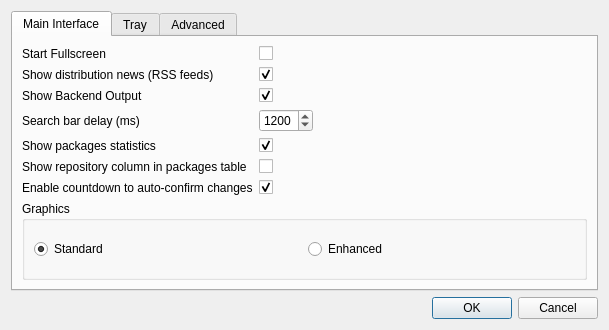
First picture: the form in Qt/AppSet-Qt/options.ui, repository svn2github/appset, before the edit.
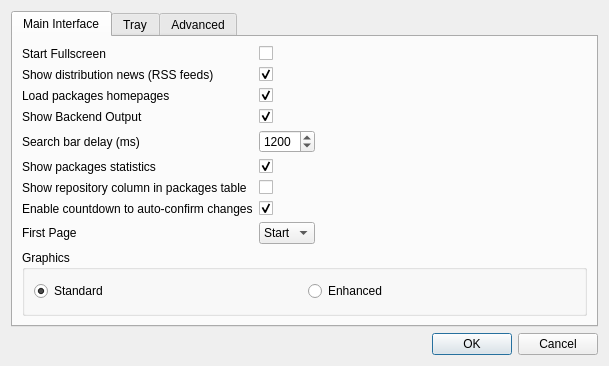
Second picture: the form after the edit. Icons and pictures are not drawn.

Commit message: Option to load homepages & option to select the first page

The edit to the form file:
```diff
--- a/Qt/AppSet-Qt/options.ui
+++ b/Qt/AppSet-Qt/options.ui
@@ -7,7 +7,7 @@
     <x>0</x>
     <y>0</y>
     <width>609</width>
-    <height>330</height>
+    <height>366</height>
    </rect>
   </property>
   <property name="sizePolicy">
@@ -55,14 +55,14 @@
              </property>
             </widget>
            </item>
-           <item row="2" column="0">
+           <item row="3" column="0">
             <widget class="QLabel" name="label_6">
              <property name="text">
               <string>Show Backend Output</string>
              </property>
             </widget>
            </item>
-           <item row="2" column="1">
+           <item row="3" column="1">
             <widget class="QCheckBox" name="backOutput">
              <property name="toolTip">
               <string>Shows Backend Output during operations</string>
@@ -75,14 +75,14 @@
              </property>
             </widget>
            </item>
-           <item row="3" column="0">
+           <item row="4" column="0">
             <widget class="QLabel" name="label">
              <property name="text">
               <string>Search bar delay (ms)</string>
              </property>
             </widget>
            </item>
-           <item row="3" column="1">
+           <item row="4" column="1">
             <widget class="QSpinBox" name="spinBox">
              <property name="minimum">
               <number>300</number>
@@ -98,14 +98,14 @@
              </property>
             </widget>
            </item>
-           <item row="4" column="0">
+           <item row="5" column="0">
             <widget class="QLabel" name="label_7">
              <property name="text">
               <string>Show packages statistics</string>
              </property>
             </widget>
            </item>
-           <item row="4" column="1">
+           <item row="5" column="1">
             <widget class="QCheckBox" name="statShow">
              <property name="text">
               <string/>
@@ -115,28 +115,28 @@
              </property>
             </widget>
            </item>
-           <item row="5" column="0">
+           <item row="6" column="0">
             <widget class="QLabel" name="label_9">
              <property name="text">
               <string>Show repository column in packages table</string>
              </property>
             </widget>
            </item>
-           <item row="5" column="1">
+           <item row="6" column="1">
             <widget class="QCheckBox" name="showRepos">
              <property name="text">
               <string/>
              </property>
             </widget>
            </item>
-           <item row="6" column="0">
+           <item row="7" column="0">
             <widget class="QLabel" name="label_8">
              <property name="text">
               <string>Enable countdown to auto-confirm changes</string>
              </property>
             </widget>
            </item>
-           <item row="6" column="1">
+           <item row="7" column="1">
             <widget class="QCheckBox" name="confirmCountdown">
              <property name="text">
               <string notr="true"/>
@@ -163,6 +163,52 @@
              </property>
             </widget>
            </item>
+           <item row="2" column="0">
+            <widget class="QLabel" name="label_13">
+             <property name="text">
+              <string>Load packages homepages</string>
+             </property>
+            </widget>
+           </item>
+           <item row="2" column="1">
+            <widget class="QCheckBox" name="loadHomes">
+             <property name="text">
+              <string/>
+             </property>
+             <property name="checked">
+              <bool>true</bool>
+             </property>
+            </widget>
+           </item>
+           <item row="8" column="0">
+            <widget class="QLabel" name="label_14">
+             <property name="text">
+              <string>First Page</string>
+             </property>
+            </widget>
+           </item>
+           <item row="8" column="1">
+            <widget class="QComboBox" name="firstPageCombo">
+             <item>
+              <property name="text">
+               <string>Start</string>
+              </property>
+              <property name="icon">
+               <iconset resource="icons.qrc">
+                <normaloff>:/general/appset.png</normaloff>:/general/appset.png</iconset>
+              </property>
+             </item>
+             <item>
+              <property name="text">
+               <string>All</string>
+              </property>
+              <property name="icon">
+               <iconset resource="icons.qrc">
+                <normaloff>:/pkggroups/all.png</normaloff>:/pkggroups/all.png</iconset>
+              </property>
+             </item>
+            </widget>
+           </item>
           </layout>
          </item>
          <item>
```
The commit also changes 25 other files.
